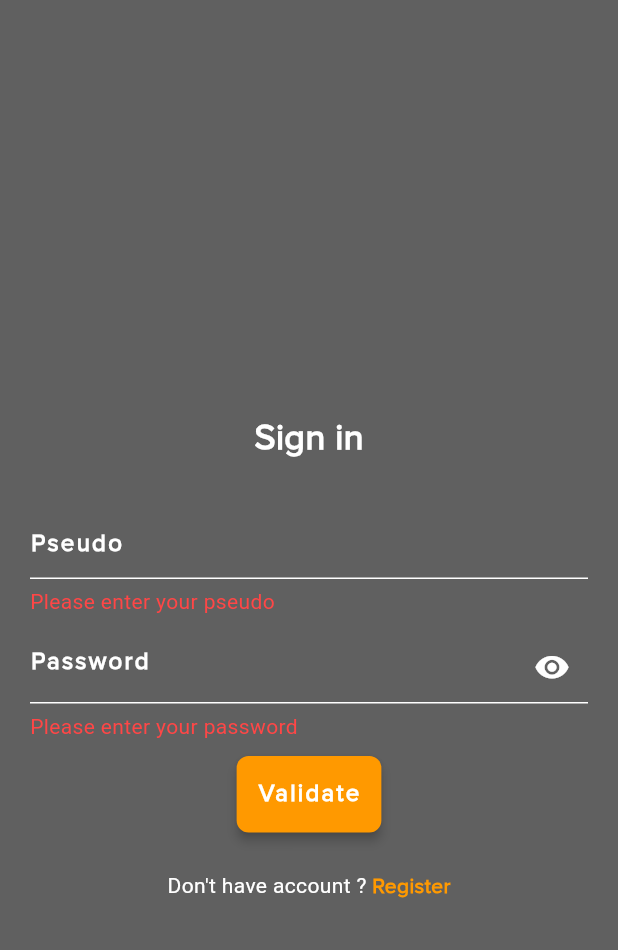
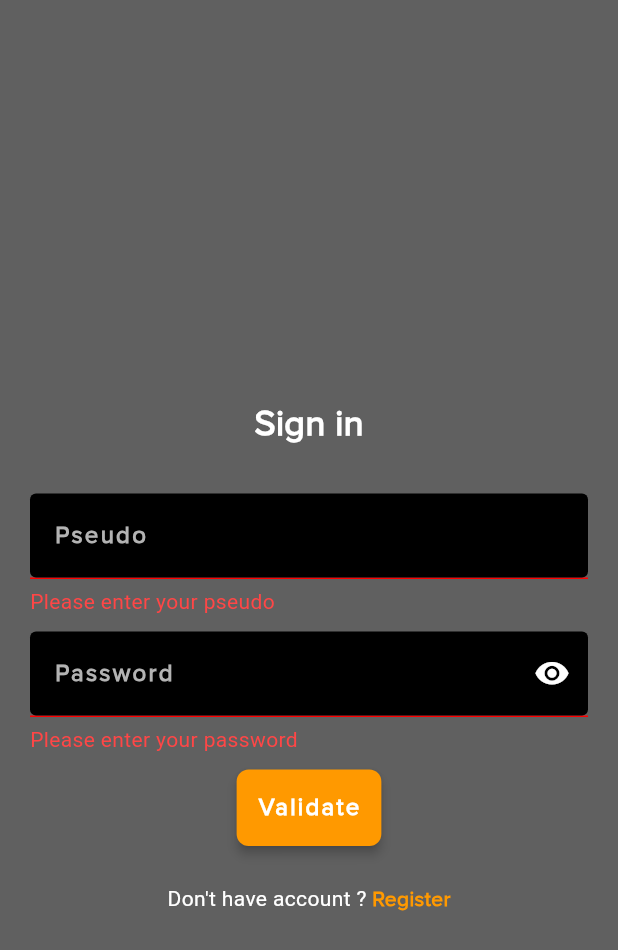
Before and after one commit to andyRamesy/posix, a Flutter app: the screen it shows after launch, after a tap on "Validate", on a phone screen of 412 x 824 dp. Shown: the top 950 px of the screen. Run offline on Flutter 3.47's test engine with Material 3 defaults, Android fonts, the phone set to English and light mode, and no system bars; our stand-ins replace bloc, dartz, dio, flutter_bloc, flutter_map, flutter_svg and 4 more; network calls fail.

Commit message:
finish menu

```diff
--- a/lib/core/configs/constants/api_url.dart
+++ b/lib/core/configs/constants/api_url.dart
@@ -2,4 +2,5 @@ class ApiUrl {
   static const String baseUrl = 'http://192.168.1.154:3000/';
   static const String apiVersion = 'api/v1';
   static const String signup = '$apiVersion/auth/signup';
+  static const String signin = '$apiVersion/auth/login';
 }
--- a/lib/core/configs/theme/app_theme.dart
+++ b/lib/core/configs/theme/app_theme.dart
@@ -44,15 +44,14 @@ class AppTheme {
       foregroundColor: AppColors.text,
       elevation: 0,
     ),
-    // inputDecorationTheme: InputDecorationTheme(
-    //   filled: true,
-    //   fillColor: AppColors.cardBackground,
-    //   hintStyle: const TextStyle(color: AppColors.secondaryText),
-    //   border: OutlineInputBorder(
-    //     borderRadius: BorderRadius.circular(8),
-    //     // borderSide: BorderSide.none,
-    //   ),
-    // ),
+    inputDecorationTheme: InputDecorationTheme(
+      filled: true,
+      fillColor: AppColors.background,
+      hintStyle: const TextStyle(color: AppColors.secondaryText),
+      border: OutlineInputBorder(
+        borderSide: BorderSide.none,
+      ),
+    ),
     elevatedButtonTheme: ElevatedButtonThemeData(
       style: ElevatedButton.styleFrom(
         backgroundColor: AppColors.primary,
--- a/lib/data/auth/models/signin_request_params.dart
+++ b/lib/data/auth/models/signin_request_params.dart
@@ -1,12 +1,12 @@
 class SigninRequestParams {
-  final String email;
+  final String username;
   final String password;
 
-  SigninRequestParams({required this.email, required this.password});
+  SigninRequestParams({required this.username, required this.password});
 
   Map<String, dynamic> toMap() {
     return {
-      'email': email,
+      'username': username,
       'password': password,
     };
   }
--- a/lib/data/auth/repositories/auth.dart
+++ b/lib/data/auth/repositories/auth.dart
@@ -14,7 +14,9 @@ class AuthRepositoryImpl extends AuthRepository {
       return Left(error);
     }, (data) async {
       //todo sharedPref
-
+      final SharedPreferences sharedPreferences =
+          await SharedPreferences.getInstance();
+      sharedPreferences.setString('token', data['token']);
       return Right(data);
     });
   }
--- a/lib/data/auth/sources/auth_api_service.dart
+++ b/lib/data/auth/sources/auth_api_service.dart
@@ -15,7 +15,8 @@ class AuthApiServiceImpl extends AuthApiService {
   @override
   Future<Either> signin(SigninRequestParams params) async {
     try {
-      var response = await sl<DioClient>().post(''); //todo: data params to send
+      var response = await sl<DioClient>().post(ApiUrl.signin,
+          data: params.toMap()); //todo: data params to send
       return Right(response);
     } catch (e) {
       return Left(e);
--- a/lib/presentation/auth/pages/signin.dart
+++ b/lib/presentation/auth/pages/signin.dart
@@ -5,9 +5,12 @@ import 'package:posix/common/navigation/app_navigation.dart';
 import 'package:posix/common/widgets/buttons/custom_button.dart';
 import 'package:posix/core/configs/theme/app_color.dart';
 import 'package:posix/core/configs/theme/app_theme.dart';
+import 'package:posix/data/auth/models/signin_request_params.dart';
+import 'package:posix/presentation/auth/bloc/signin_cubit.dart';
 import 'package:posix/presentation/auth/bloc/signup_cubit.dart';
 import 'package:posix/presentation/auth/pages/signup.dart';
 import 'package:posix/presentation/auth/widgets/custom_password_textfield.dart';
+import 'package:posix/presentation/home/pages/home.dart';
 import 'package:posix/service_locator.dart';
 
 class SigninPage extends StatefulWidget {
@@ -48,28 +51,21 @@ class _SigninPageState extends State<SigninPage> {
       isOnError: _onEmptyUsername,
       errorText: _emptyUsernameErrorMsg,
       hintText: "Pseudo",
-        fieldType: FieldType.text);
+      fieldType: FieldType.text,
+      hasError: _formHasError,
+    );
   }
 
   Widget _passwordField() {
     return CustomTextField(
+      hasError: _formHasError,
       textController: _passwordController,
       isOnError: _onEmptyPassword,
       errorText: _emptyPasswordErrorMsg,
       fieldType: FieldType.password,
       isObscureText: _isObscure,
-        toggleIconButton: _toggleObscured,hintText: 'Password',);
-    TextField(
-      key: _passwordFieldKey,
-      controller: _passwordController,
-      obscureText: _isObscure,
-      decoration: InputDecoration(
-          hintText: "Password",
-          suffixIcon: IconButton(
-              onPressed: _toggleObscured,
-              icon: Icon(_isObscure
-                  ? Icons.visibility_rounded
-                  : Icons.visibility_off_sharp))),
+      toggleIconButton: _toggleObscured,
+      hintText: 'Password',
     );
   }
 
@@ -98,14 +94,24 @@ class _SigninPageState extends State<SigninPage> {
   }
 
   Widget _signinButton(BuildContext context) {
+    return BlocBuilder<SigninCubit, SigninState>(
+      builder: (context, state) {
+        final isLoading = state is SigninLoading;
         return Custombutton(
           textStyle: AppTheme.appTheme.textTheme.bodyLarge!,
           text: "Validate",
           onPressed: () {
-          print("button clicked");
             if (_isNotValidForm()) return;
+            final params = SigninRequestParams(
+                username: _usernameController.text,
+                password: _passwordController.text);
+            context.read<SigninCubit>().signin(params);
             print('valid form');
-        });
+          },
+          disabledButton: isLoading,
+        );
+      },
+    );
   }
 
   Widget _signupText(BuildContext context) {
@@ -133,7 +139,17 @@ class _SigninPageState extends State<SigninPage> {
 
   @override
   Widget build(BuildContext context) {
-    return Scaffold(
+    return BlocListener<SigninCubit, SigninState>(
+      listener: (context, state) {
+        if (state is SigninFailed) {
+          ScaffoldMessenger.of(context).showSnackBar(
+            SnackBar(content: Text(state.errorMsg)),
+          );
+        } else if (state is SigninSuccess) {
+          AppNavigation.pushReplacement(context, HomePage());
+        }
+      },
+      child: Scaffold(
         backgroundColor: AppColors.scaffoldBackgroundColor,
         body: SafeArea(
           minimum: const EdgeInsets.only(top: 50, right: 20, left: 20),
@@ -156,6 +172,7 @@ class _SigninPageState extends State<SigninPage> {
             ],
           ),
         ),
+      ),
     );
   }
 }
--- a/lib/presentation/auth/widgets/custom_password_textfield.dart
+++ b/lib/presentation/auth/widgets/custom_password_textfield.dart
@@ -1,4 +1,5 @@
 import 'package:flutter/material.dart';
+import 'package:posix/core/configs/theme/app_color.dart';
 import 'package:posix/core/configs/theme/app_theme.dart';
 
 enum FieldType { password, text }
@@ -11,6 +12,7 @@ class CustomTextField extends StatelessWidget {
   final String errorText;
   final String hintText;
   final FieldType fieldType;
+  final bool hasError;
 
   const CustomTextField({
     super.key,
@@ -21,6 +23,7 @@ class CustomTextField extends StatelessWidget {
     required this.errorText,
     required this.fieldType,
     this.hintText = '',
+    this.hasError = false,
   });
 
   @override
@@ -30,11 +33,16 @@ class CustomTextField extends StatelessWidget {
       mainAxisSize: MainAxisSize.max,
       spacing: 5,
       children: [
-        TextField(
+        Container(
+          decoration: hasError
+              ? BoxDecoration(
+                  border:
+                      Border(bottom: BorderSide(color: AppColors.errorText)))
+              : null,
+          child: TextField(
             controller: textController,
             obscureText: isObscureText,
             decoration: InputDecoration(
-
                 hintText: hintText,
                 suffixIcon: fieldType == FieldType.password
                     ? IconButton(
@@ -43,6 +51,7 @@ class CustomTextField extends StatelessWidget {
                             ? Icons.visibility_rounded
                             : Icons.visibility_off_sharp))
                     : null),
+          ),
         ),
         isOnError
             ? Text(
--- a/lib/presentation/splash/pages/splash.dart
+++ b/lib/presentation/splash/pages/splash.dart
@@ -1,10 +1,12 @@
 import 'package:flutter/material.dart';
 import 'package:flutter_bloc/flutter_bloc.dart';
 import 'package:posix/common/navigation/app_navigation.dart';
+import 'package:posix/presentation/auth/bloc/signin_cubit.dart';
 import 'package:posix/presentation/auth/pages/signin.dart';
 import 'package:posix/presentation/home/pages/home.dart';
 import 'package:posix/presentation/splash/bloc/splash_cubit.dart';
 import 'package:posix/presentation/splash/bloc/splash_state.dart';
+import 'package:posix/service_locator.dart';
 
 import '../../../core/configs/assets/app_images.dart';
 
@@ -22,7 +24,11 @@ class _SplashPageState extends State<SplashPage> {
       body: BlocListener<SplashCubit, SplashState>(
         listener: (context, state) {
           if (state is UnAuthenticated) {
-            AppNavigation.pushReplacement(context, SigninPage());
+            AppNavigation.pushReplacement(context,BlocProvider(
+              create: (context) => sl<SigninCubit>(),
+              child: SigninPage(),
+
+            ));
           } else if (state is Authenticated) {
             AppNavigation.pushReplacement(context, HomePage());
           }
--- a/lib/service_locator.dart
+++ b/lib/service_locator.dart
@@ -12,6 +12,7 @@ import 'package:posix/domain/auth/usecases/is_device_supported.dart';
 import 'package:posix/domain/auth/usecases/is_logged_in.dart';
 import 'package:posix/domain/auth/usecases/signin.dart';
 import 'package:posix/domain/auth/usecases/signup.dart';
+import 'package:posix/presentation/auth/bloc/signin_cubit.dart';
 import 'package:posix/presentation/auth/bloc/signup_cubit.dart';
 
 final sl = GetIt.instance;
@@ -30,14 +31,18 @@ void setupServiceLocator() {
 
   //usecases
   sl.registerSingleton<IsDeviceSupportedUseCase>(IsDeviceSupportedUseCase());
+  sl.registerSingleton<AuthenticateUseCase>(AuthenticateUseCase());
 
-  sl.registerSingleton<AuthenticateUseCase>(AuthenticateUseCase());
   //Auth usecases
   sl.registerSingleton<SignupUseCase>(SignupUseCase());
   sl.registerSingleton<SigninUseCase>(SigninUseCase());
   sl.registerSingleton<IsLoggedInUseCase>(IsLoggedInUseCase());
 
+
   //cubits
   sl.registerFactory<SignupCubit>(
       () => SignupCubit(signupUseCase: SignupUseCase()));
+  sl.registerFactory<SigninCubit>(
+      () => SigninCubit(signinUseCase: SigninUseCase()));
+
 }
```
Also changed, not shown: lib/presentation/auth/bloc/signin_cubit.dart (+18 -1 lines), lib/presentation/auth/pages/signup.dart (+28 -8 lines), lib/presentation/home/pages/custom_map.dart (added, +22 -0 lines), lib/presentation/home/pages/friend_list.dart (added, +10 -0 lines), lib/presentation/home/pages/home.dart (+35 -13 lines). Lines whose indentation alone changed are shown as unchanged.
